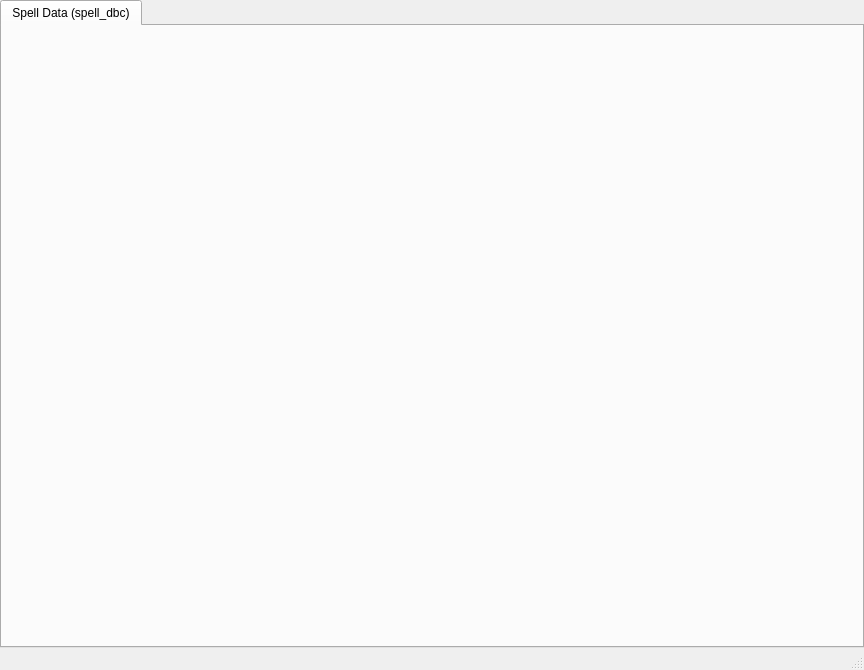
The window that src/dbedit/UI/MainWindow.ui (Wyrserth/TrinityCore) describes before a commit, drawn with Qt 5.
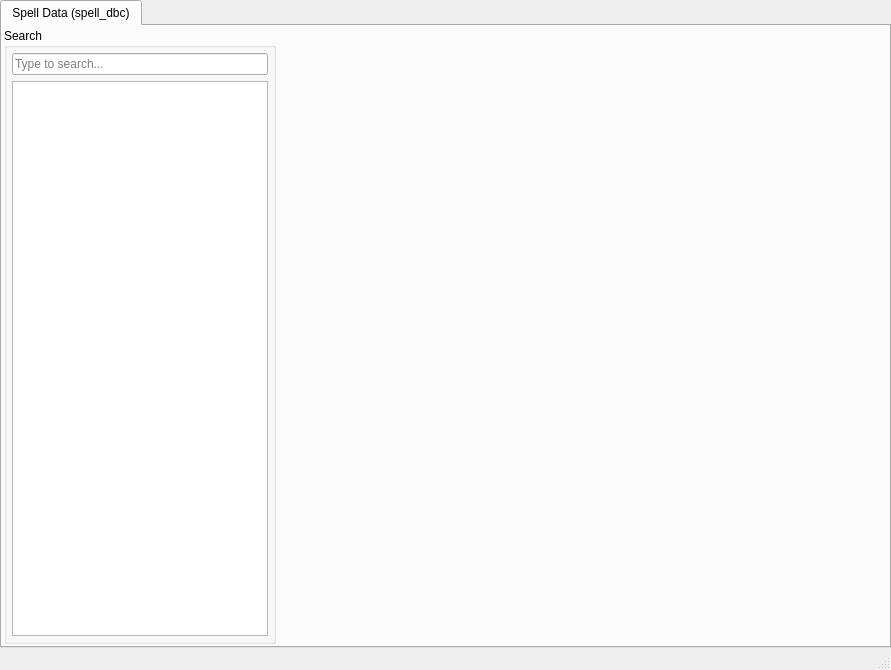
The same window after the commit. Custom widgets are drawn as their Qt base class.

Commit message: search logic. this should work, but doesn't. Tomorrow: figure out why it doesn't.

The edit to the form file:
```diff
--- a/src/dbedit/UI/MainWindow.ui
+++ b/src/dbedit/UI/MainWindow.ui
@@ -6,7 +6,7 @@
    <rect>
     <x>0</x>
     <y>0</y>
-    <width>864</width>
+    <width>891</width>
     <height>670</height>
    </rect>
   </property>
@@ -29,10 +29,73 @@
     </property>
     <item row="0" column="0">
      <widget class="QTabWidget" name="_pageSwitcher">
-      <widget class="QWidget" name="tab">
+      <widget class="SpellDBCPage" name="_spellDataPage">
        <attribute name="title">
         <string>Spell Data (spell_dbc)</string>
        </attribute>
+       <layout class="QHBoxLayout" name="horizontalLayout">
+        <property name="spacing">
+         <number>0</number>
+        </property>
+        <property name="leftMargin">
+         <number>2</number>
+        </property>
+        <property name="topMargin">
+         <number>2</number>
+        </property>
+        <property name="rightMargin">
+         <number>2</number>
+        </property>
+        <property name="bottomMargin">
+         <number>2</number>
+        </property>
+        <item>
+         <widget class="QGroupBox" name="groupBox">
+          <property name="sizePolicy">
+           <sizepolicy hsizetype="Fixed" vsizetype="Preferred">
+            <horstretch>0</horstretch>
+            <verstretch>0</verstretch>
+           </sizepolicy>
+          </property>
+          <property name="title">
+           <string>Search</string>
+          </property>
+          <layout class="QVBoxLayout" name="verticalLayout">
+           <property name="leftMargin">
+            <number>5</number>
+           </property>
+           <property name="topMargin">
+            <number>5</number>
+           </property>
+           <property name="rightMargin">
+            <number>5</number>
+           </property>
+           <property name="bottomMargin">
+            <number>5</number>
+           </property>
+           <item>
+            <widget class="QLineEdit" name="_searchBox">
+             <property name="inputMask">
+              <string/>
+             </property>
+             <property name="text">
+              <string/>
+             </property>
+             <property name="placeholderText">
+              <string>Type to search...</string>
+             </property>
+            </widget>
+           </item>
+           <item>
+            <widget class="SpellSearchResults" name="_searchResults" native="true"/>
+           </item>
+          </layout>
+         </widget>
+        </item>
+        <item>
+         <widget class="QWidget" name="widget" native="true"/>
+        </item>
+       </layout>
       </widget>
      </widget>
     </item>
@@ -50,6 +113,18 @@
   </widget>
   <widget class="QStatusBar" name="statusbar"/>
  </widget>
+ <customwidgets>
+  <customwidget>
+   <class>SpellDBCPage</class>
+   <extends>QWidget</extends>
+   <header>SpellDBCPage.h</header>
+  </customwidget>
+  <customwidget>
+   <class>SpellSearchResults</class>
+   <extends>QListWidget</extends>
+   <header>SpellSearchResults.h</header>
+  </customwidget>
+ </customwidgets>
  <resources/>
  <connections/>
 </ui>
```
Left out of the diff: 2 changed lines with no effect on the pictures. The commit also changes 12 other files.
